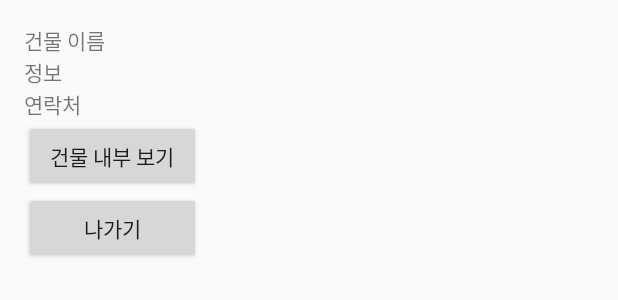
After one commit to Tamuel/BECOME_COIN, an Android app: the layout activity_google_building_info.xml on its own in the app's theme, with its tools: preview values and no code run, on a phone screen of 412 x 824 dp. The commit adds this screen. Shown: the top 300 px of the screen. Run offline under Robolectric (Android 15) with nearby library versions, the phone set to English and light mode, and no system bars.

Commit message:
구글 맵 위에 건물 정보 띄우기 추가, 잡다한 것들 수정

```diff
--- a/TagHere_User_Application/TagHere_User_Application/app/src/main/java/taghere/project/helloworld/taghere/Menu/MemberInfoActivity.java
+++ b/TagHere_User_Application/TagHere_User_Application/app/src/main/java/taghere/project/helloworld/taghere/Menu/MemberInfoActivity.java
@@ -5,6 +5,7 @@ import android.os.Bundle;
 
 import taghere.project.helloworld.taghere.R;
 
+//회원 정보를 보여주는 액티비티
 public class MemberInfoActivity extends AppCompatActivity {
 
     @Override
--- a/TagHere_User_Application/TagHere_User_Application/app/src/main/java/taghere/project/helloworld/taghere/Menu/OptionActivity.java
+++ b/TagHere_User_Application/TagHere_User_Application/app/src/main/java/taghere/project/helloworld/taghere/Menu/OptionActivity.java
@@ -5,6 +5,7 @@ import android.os.Bundle;
 
 import taghere.project.helloworld.taghere.R;
 
+//설정 액티비티
 public class OptionActivity extends AppCompatActivity {
 
     @Override
--- a/TagHere_User_Application/TagHere_User_Application/app/src/main/java/taghere/project/helloworld/taghere/Menu/QAActivity.java
+++ b/TagHere_User_Application/TagHere_User_Application/app/src/main/java/taghere/project/helloworld/taghere/Menu/QAActivity.java
@@ -5,6 +5,7 @@ import android.os.Bundle;
 
 import taghere.project.helloworld.taghere.R;
 
+//질문게시판 액티비티
 public class QAActivity extends AppCompatActivity {
 
     @Override
--- a/TagHere_User_Application/TagHere_User_Application/app/src/main/java/taghere/project/helloworld/taghere/Menu/SelectMenuActivity.java
+++ b/TagHere_User_Application/TagHere_User_Application/app/src/main/java/taghere/project/helloworld/taghere/Menu/SelectMenuActivity.java
@@ -1,6 +1,5 @@
 package taghere.project.helloworld.taghere.Menu;
 
-import android.app.VoiceInteractor;
 import android.content.Intent;
 import android.support.v7.app.AppCompatActivity;
 import android.os.Bundle;
@@ -10,6 +9,7 @@ import taghere.project.helloworld.taghere.GoogleMap.GoogleMapActivity;
 import taghere.project.helloworld.taghere.R;
 import taghere.project.helloworld.taghere.ScanActivity;
 
+//메뉴 액티비티
 public class SelectMenuActivity extends AppCompatActivity {
 
     @Override
@@ -32,7 +32,7 @@ public class SelectMenuActivity extends AppCompatActivity {
 
     //건물 평가 실행
     public void onClickBuildingButton(View v) {
-        Intent BuildingIntent = new Intent(SelectMenuActivity.this, BuildingActivity.class);
+        Intent BuildingIntent = new Intent(SelectMenuActivity.this, BuildingRankActivity.class);
         startActivity(BuildingIntent);
     }
 
--- a/TagHere_User_Application/TagHere_User_Application/app/src/main/res/layout/activity_building.xml
+++ b/TagHere_User_Application/TagHere_User_Application/app/src/main/res/layout/activity_building.xml
@@ -7,6 +7,6 @@
     android:paddingLeft="@dimen/activity_horizontal_margin"
     android:paddingRight="@dimen/activity_horizontal_margin"
     android:paddingTop="@dimen/activity_vertical_margin"
-    tools:context="taghere.project.helloworld.taghere.Menu.BuildingActivity">
+    tools:context=".Menu.BuildingRankActivity">
 
 </RelativeLayout>
--- a/TagHere_User_Application/TagHere_User_Application/app/src/main/res/layout/activity_coin_position.xml
+++ b/TagHere_User_Application/TagHere_User_Application/app/src/main/res/layout/activity_building_info.xml
@@ -7,7 +7,7 @@
     android:paddingLeft="@dimen/activity_horizontal_margin"
     android:paddingRight="@dimen/activity_horizontal_margin"
     android:paddingTop="@dimen/activity_vertical_margin"
-    tools:context="taghere.project.helloworld.taghere.GoogleMap.CoinPositionActivity">
+    tools:context=".GoogleMap.BuildingInfoActivity">
 
     <LinearLayout
         android:orientation="vertical"
--- /dev/null
+++ b/TagHere_User_Application/TagHere_User_Application/app/src/main/res/layout/activity_google_building_info.xml
@@ -0,0 +1,52 @@
+<?xml version="1.0" encoding="utf-8"?>
+<RelativeLayout xmlns:android="http://schemas.android.com/apk/res/android"
+    xmlns:tools="http://schemas.android.com/tools"
+    android:layout_width="150dp"
+    android:layout_height="300dp"
+    android:paddingBottom="@dimen/activity_vertical_margin"
+    android:paddingLeft="@dimen/activity_horizontal_margin"
+    android:paddingRight="@dimen/activity_horizontal_margin"
+    android:paddingTop="@dimen/activity_vertical_margin"
+    tools:context=".GoogleMap.GoogleBuildingInfoActivity">
+
+    <TextView
+        android:layout_width="match_parent"
+        android:layout_height="wrap_content"
+        android:text="건물 이름"
+        android:id="@+id/buildingName"/>
+
+    <TextView
+        android:layout_width="match_parent"
+        android:layout_height="wrap_content"
+        android:text="정보"
+        android:layout_below="@+id/buildingName"
+        android:id="@+id/textView8" />
+
+    <TextView
+        android:layout_width="match_parent"
+        android:layout_height="wrap_content"
+        android:text="연락처"
+        android:layout_below="@+id/textView8"
+        android:id="@+id/textView9" />
+
+    <Button
+        android:layout_width="120dp"
+        android:layout_height="wrap_content"
+        android:text="건물 내부 보기"
+        android:id="@+id/buildingInfoButton"
+        android:onClick="onClickBuildingInfoButton"
+        android:layout_below="@+id/textView9"
+        android:layout_alignParentLeft="true"
+        android:layout_alignParentStart="true" />
+
+    <Button
+        android:layout_width="120dp"
+        android:layout_height="wrap_content"
+        android:text="나가기"
+        android:id="@+id/buildingInfoExitButton"
+        android:onClick="onClickBuildingInfoExitButton"
+        android:layout_below="@+id/buildingInfoButton"
+        android:layout_alignParentLeft="true"
+        android:layout_alignParentStart="true" />
+
+</RelativeLayout>
--- a/TagHere_User_Application/TagHere_User_Application/app/src/main/res/values/strings.xml
+++ b/TagHere_User_Application/TagHere_User_Application/app/src/main/res/values/strings.xml
@@ -5,4 +5,5 @@
     <string name="title_activity_log_in">LogInActivity</string>
     <string name="title_activity_member">MemberActivity</string>
     <string name="title_activity_select_menu">SelectMenuActivity</string>
+    <string name="title_activity_build_info">BuildInfoActivity</string>
 </resources>
```
Also changed, not shown: TagHere_User_Application/TagHere_User_Application/app/src/main/AndroidManifest.xml (+9 -9 lines), TagHere_User_Application/TagHere_User_Application/app/src/main/java/taghere/project/helloworld/taghere/GoogleMap/BuildingInfoActivity.java (renamed from TagHere_User_Application/TagHere_User_Application/app/src/main/java/taghere/project/helloworld/taghere/Menu/BuildingActivity.java, +4 -3 lines), TagHere_User_Application/TagHere_User_Application/app/src/main/java/taghere/project/helloworld/taghere/GoogleMap/GoogleBuildingInfoActivity.java (added, +33 -0 lines), TagHere_User_Application/TagHere_User_Application/app/src/main/java/taghere/project/helloworld/taghere/GoogleMap/GoogleMapActivity.java (+12 -11 lines), TagHere_User_Application/TagHere_User_Application/app/src/main/java/taghere/project/helloworld/taghere/Menu/BuildingRankActivity.java (renamed from TagHere_User_Application/TagHere_User_Application/app/src/main/java/taghere/project/helloworld/taghere/GoogleMap/CoinPositionActivity.java, +4 -3 lines).
